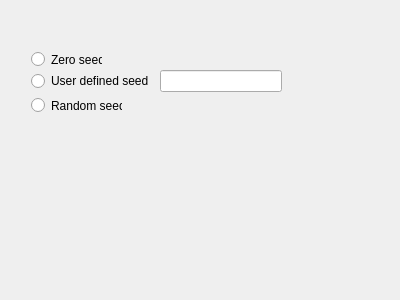
Above: Gui/Resources/ui/RandomNumberSettings.ui from aap842/Mcp-workbench before the change. Below: the same form after it.
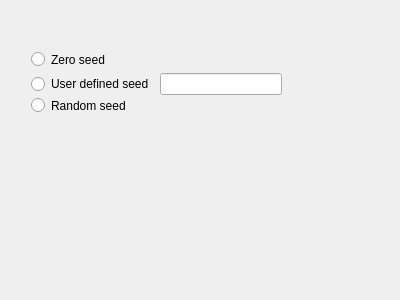
That is the form after the change.

What changed in the file:
```diff
--- a/Gui/Resources/ui/RandomNumberSettings.ui
+++ b/Gui/Resources/ui/RandomNumberSettings.ui
@@ -18,7 +18,7 @@
     <rect>
      <x>31</x>
      <y>51</y>
-     <width>71</width>
+     <width>221</width>
      <height>17</height>
     </rect>
    </property>
@@ -31,7 +31,7 @@
     <rect>
      <x>31</x>
      <y>97</y>
-     <width>91</width>
+     <width>161</width>
      <height>17</height>
     </rect>
    </property>
@@ -45,7 +45,7 @@
      <x>31</x>
      <y>70</y>
      <width>251</width>
-     <height>22</height>
+     <height>29</height>
     </rect>
    </property>
    <layout class="QHBoxLayout" name="horizontalLayout">
```
Left out of the diff: 2 changed lines with no effect on the pictures.
